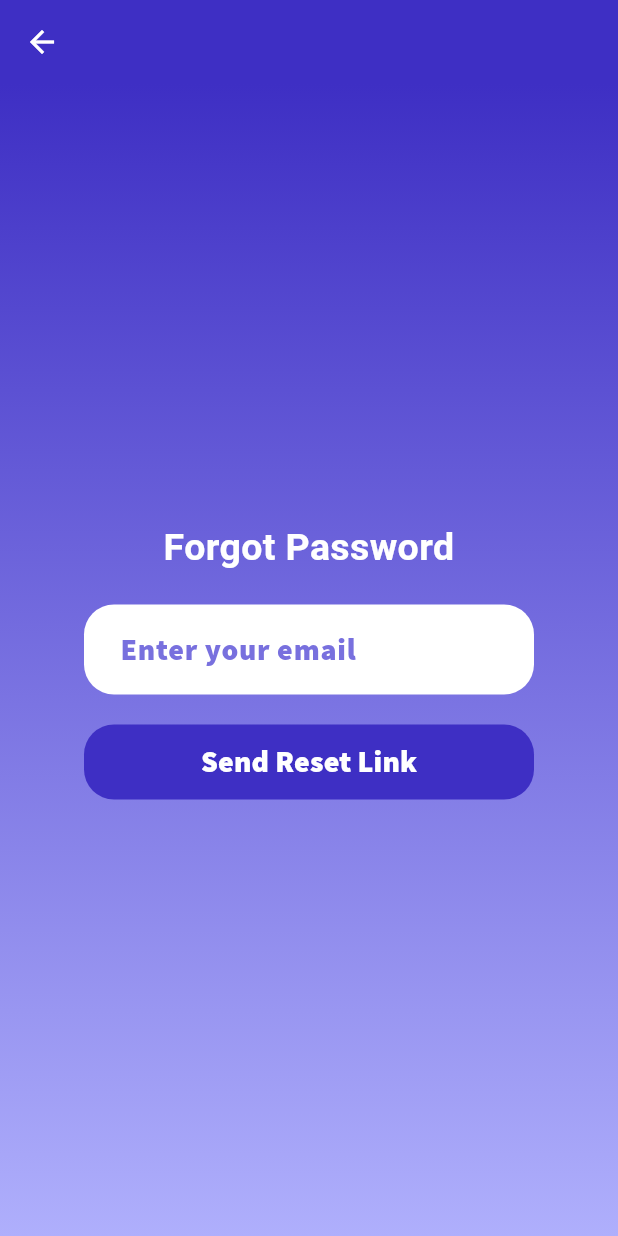
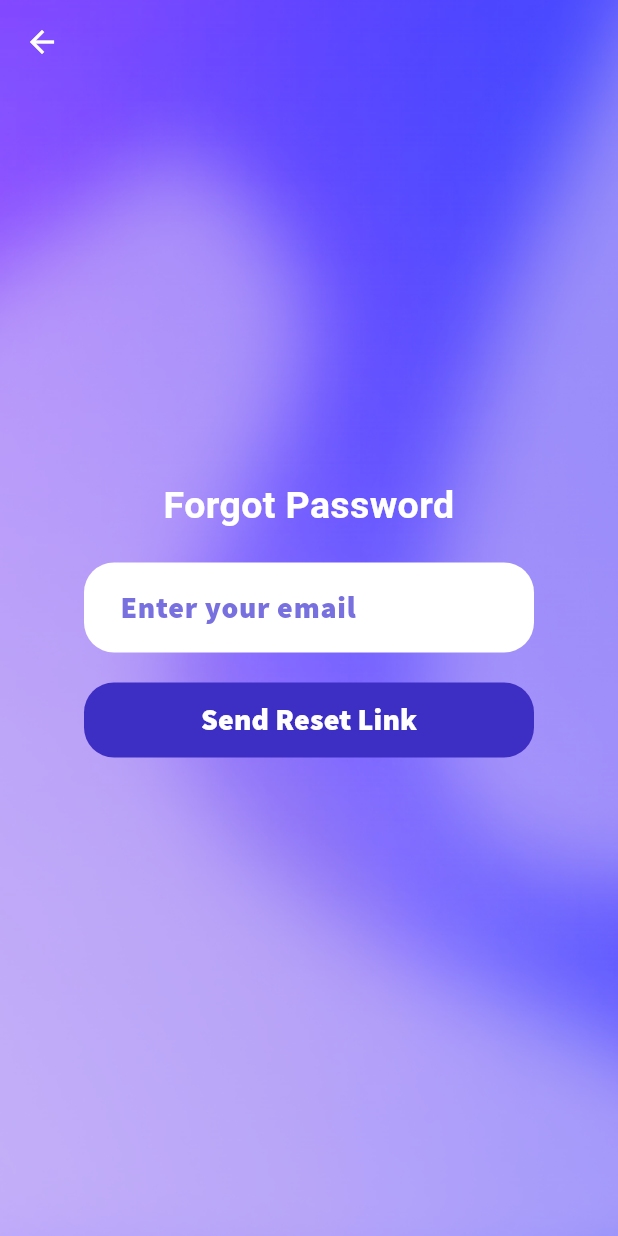
Before and after one commit to Mohamed-Amara/CoinWaFront-KMA-Q125, a Flutter app: the LoginPage screen opened directly, after a tap on "Ready To Learn!", after a tap on "Forgot Password?", on a phone screen of 412 x 824 dp. Run offline on Flutter 3.47's test engine with Material 3 defaults, Android fonts, the light colour scheme and no system bars; our stand-ins replace animated_text_kit, confetti, dotted_border, flutter_secure_storage, jwt_decoder, path_drawing and 3 more; accounts and stored records are empty; network calls fail; Roboto replaces fonts that are missing (SourceSans); project files that could hold a hidden picture were left out.

Commit message:
changed the background image and made verification bubbles

```diff
--- a/lib/Login-Logout/Forgot-password.dart
+++ b/lib/Login-Logout/Forgot-password.dart
@@ -80,8 +80,9 @@ class _ForgotPasswordPageState extends State<ForgotPasswordPage> {
   @override
   Widget build(BuildContext context) {
     return Scaffold(
+      extendBodyBehindAppBar: true, // Allows content behind AppBar
       appBar: AppBar(
-        backgroundColor: Color.fromARGB(255, 62, 47, 196),
+        backgroundColor: Colors.transparent, // Transparent AppBar
         elevation: 0,
         leading: IconButton(
           icon: const Icon(Icons.arrow_back, color: Colors.white),
@@ -90,16 +91,13 @@ class _ForgotPasswordPageState extends State<ForgotPasswordPage> {
           },
         ),
       ),
-      backgroundColor: const Color.fromARGB(255, 205, 202, 255),
       body: Container(
+        width: double.infinity,
+        height: double.infinity,
         decoration: const BoxDecoration(
-          gradient: LinearGradient(
-            begin: Alignment.topCenter,
-            end: Alignment.bottomCenter,
-            colors: [
-              Color.fromARGB(255, 62, 47, 196), // Dark purple
-              Color.fromARGB(255, 175, 175, 252), // Lavender
-            ],
+          image: DecorationImage(
+            image: AssetImage('assets/Im_Not_New.png'), // Background image
+            fit: BoxFit.cover,
           ),
         ),
         child: Center(
--- a/lib/Login-Logout/login2.dart
+++ b/lib/Login-Logout/login2.dart
@@ -109,8 +109,9 @@ class _LoginPageState extends State<LoginPage> {
   @override
   Widget build(BuildContext context) {
     return Scaffold(
+      extendBodyBehindAppBar: true, // Allows content behind AppBar
       appBar: AppBar(
-          backgroundColor: const Color.fromARGB(255, 62, 47, 196),
+        backgroundColor: Colors.transparent, // Makes AppBar transparent
         elevation: 0,
         leading: IconButton(
           icon: const Icon(Icons.arrow_back, color: Colors.white),
@@ -120,22 +121,16 @@ class _LoginPageState extends State<LoginPage> {
               MaterialPageRoute(builder: (context) => HomeScreen()),
                   (Route<dynamic> route) => false,
             );
-            }
+          },
         ),
       ),
-      backgroundColor: const Color.fromARGB(255, 205, 202, 255),
       body: Container(
-        height: 3260,
-        width: 2450,
+          width: double.infinity,
+          height: double.infinity,
           decoration: const BoxDecoration(
-          gradient: LinearGradient(
-            begin: Alignment.topCenter,
-            end: Alignment.bottomCenter,
-            colors: [
-              Color.fromARGB(255, 62, 47, 196), // Dark purple
-              Color.fromARGB(255, 175, 175, 252), // Lavender
-            ],
-            stops: [0.0, 0.7],
+            image: DecorationImage(
+              image: AssetImage('assets/Im_Not_New.png'), // Updated image
+              fit: BoxFit.cover,
             ),
           ),
         child: SingleChildScrollView(
--- a/pubspec.yaml
+++ b/pubspec.yaml
@@ -318,3 +318,4 @@ flutter:
     - assets/home_page.png
     - assets/coinwa_big_pig.png
     - assets/Frame_34276-removebg-preview.png
+    - assets/Im_Not_New.png
```
Also changed, not shown: lib/Login-Logout/Hello2.dart (+5 -9 lines), lib/Login-Logout/reset_password_page.dart (+6 -9 lines), lib/Login-Logout/signup.dart (+7 -12 lines), lib/Login-Logout/verification_code_page.dart (+6 -9 lines), assets/Im_Not_New.png (added). Lines whose indentation alone changed are shown as unchanged.
